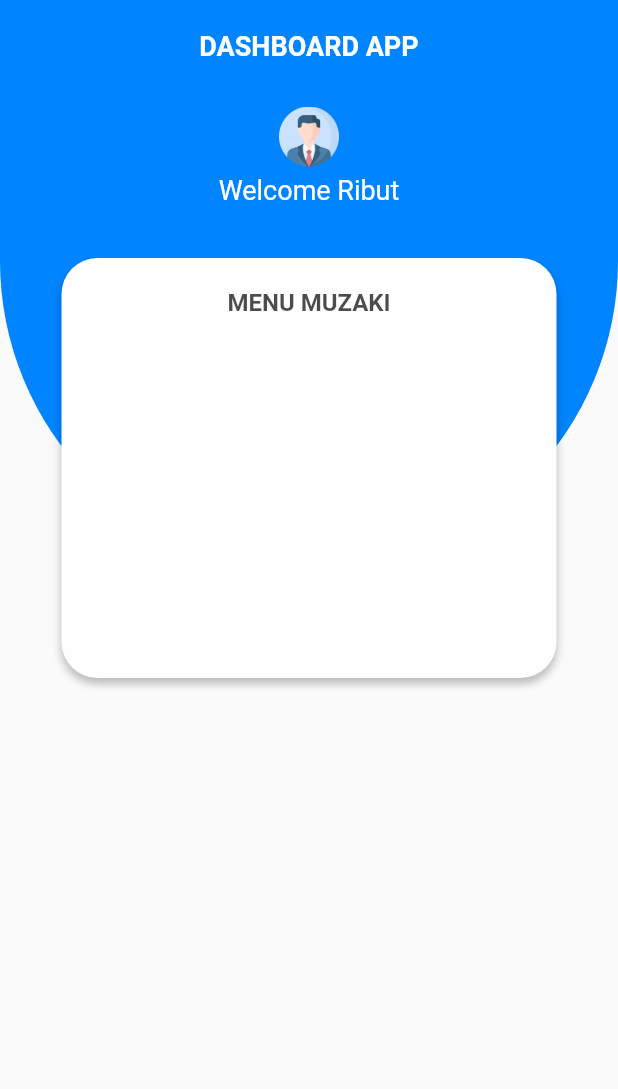
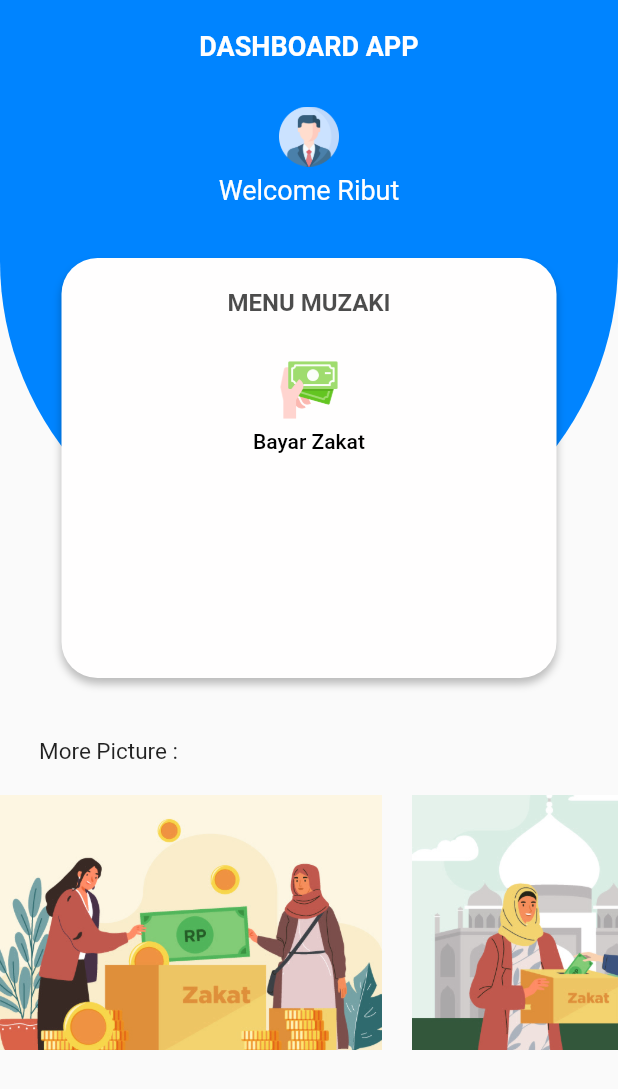
Before and after one commit to idatom/zago, a Flutter app: the LoginWidget screen opened directly, after a tap on "Masuk", on a phone screen of 412 x 824 dp. Shown: the top 1089 px of the screen. Run offline on Flutter 3.47's test engine with Material 2 defaults, Android fonts, the phone set to English and light mode, and no system bars; our stand-ins replace splashscreen.

Commit message:
add dashboard muzaki

```diff
--- a/lib/ui/dashboard/Dashboard.dart
+++ b/lib/ui/dashboard/Dashboard.dart
@@ -1,6 +1,7 @@
 import 'package:flutter/cupertino.dart';
 import 'package:flutter/material.dart';
 import 'package:zakat/ui/dashboard/generate/MainDashboard.dart';
+import 'package:zakat/ui/dashboard/generate/generate-button/View.dart';
 
 class DashboardPage extends StatelessWidget {
   @override
@@ -8,7 +9,28 @@ class DashboardPage extends StatelessWidget {
     return Material(
       child: SingleChildScrollView(
         child: Column(
-          children: [MainDashboardWidget()],
+          children: [
+            MainDashboardWidget(),
+            SizedBox(
+              height: 40,
+            ),
+            Container(
+              width: 360,
+              child: Text(
+                "More Picture :",
+                style: TextStyle(
+                  fontSize: 15,
+                ),
+              ),
+            ),
+            SizedBox(
+              height: 20,
+            ),
+            Container(
+              height: 170,
+              child: ViewBar(),
+            )
+          ],
         ),
       ),
     );
--- a/lib/ui/dashboard/generate/MainDashboard.dart
+++ b/lib/ui/dashboard/generate/MainDashboard.dart
@@ -1,4 +1,5 @@
 import 'package:flutter/material.dart';
+import 'package:zakat/ui/dashboard/generate/generate-button/Button.dart';
 import 'package:zakat/ui/dashboard/generate/generate-user/UserWidget.dart';
 import 'package:zakat/ui/helper/ColorTheme.dart';
 
@@ -62,7 +63,11 @@ class MainDashboardWidget extends StatelessWidget {
                         fontWeight: FontWeight.bold,
                         color: ColorTheme().textBlackHeader,
                       ),
-                    )
+                    ),
+                    SizedBox(
+                      height: 20,
+                    ),
+                    ButtonMenu(),
                   ],
                 ),
               ),
--- /dev/null
+++ b/lib/ui/dashboard/generate/generate-button/Button.dart
@@ -0,0 +1,32 @@
+import 'package:flutter/cupertino.dart';
+import 'package:flutter/material.dart';
+// ignore: unused_import
+import 'package:zakat/ui/helper/ColorTheme.dart';
+
+class ButtonMenu extends StatelessWidget {
+  @override
+  Widget build(BuildContext context) {
+    return TextButton(
+      child: Column(
+        children: [
+          Image.asset(
+            "assets/icons/4.png",
+            width: 42,
+            height: 42,
+          ),
+          SizedBox(
+            height: 5,
+          ),
+          Text(
+            "Bayar Zakat",
+            style: TextStyle(
+              fontSize: 14,
+              color: Colors.black,
+            ),
+          )
+        ],
+      ),
+      onPressed: null,
+    );
+  }
+}
--- /dev/null
+++ b/lib/ui/dashboard/generate/generate-button/View.dart
@@ -0,0 +1,27 @@
+import 'package:flutter/cupertino.dart';
+
+class ViewBar extends StatelessWidget {
+  @override
+  Widget build(BuildContext context) {
+    return ListView(
+      scrollDirection: Axis.horizontal,
+      children: [
+        Image.asset(
+          "assets/images/page5.png",
+        ),
+        SizedBox(
+          width: 20,
+        ),
+        Image.asset(
+          "assets/images/page6.png",
+        ),
+        SizedBox(
+          width: 20,
+        ),
+        Image.asset(
+          "assets/images/page2.png",
+        ),
+      ],
+    );
+  }
+}
```
